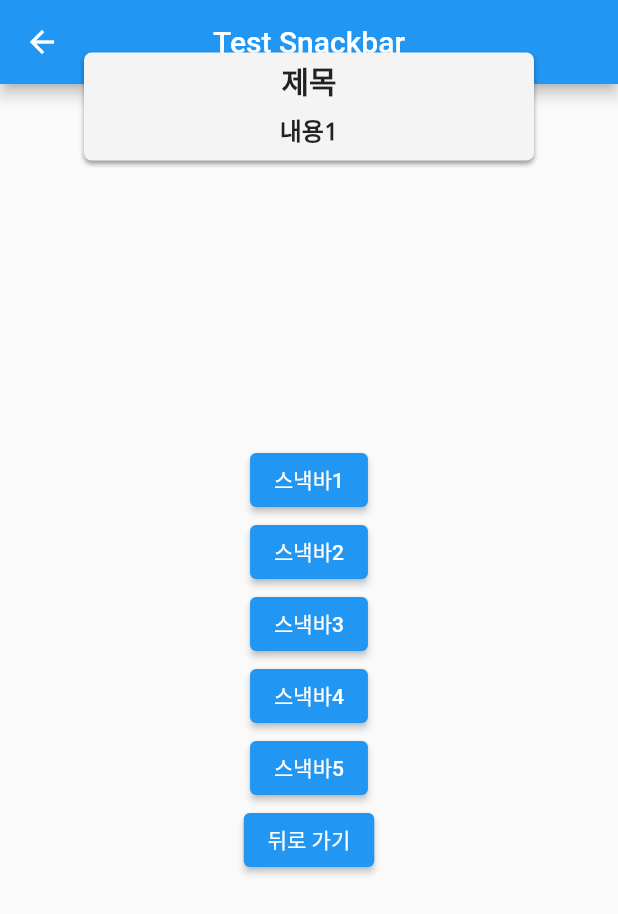
After one commit to pkk1113/flutter_examples, a Flutter app: the TestGetxSnackbar screen opened directly, after a tap on "스낵바1", on a phone screen of 412 x 824 dp. The commit adds this screen. Shown: the top 914 px of the screen. Run offline on Flutter 3.47's test engine with Material 2 defaults, Android fonts, the phone set to English and light mode, and no system bars; our stand-ins replace get.

Commit message:
[add] 단순 구현 메시지

```diff
--- a/lib/main.dart
+++ b/lib/main.dart
@@ -1,6 +1,7 @@
 import 'package:flutter/material.dart';
 import 'package:flutter_application_1/pages/test_appbar.dart';
 import 'package:flutter_application_1/pages/test_fittedbox_page.dart';
+import 'package:flutter_application_1/pages/test_getx_snackbar.dart';
 import 'package:flutter_application_1/pages/test_guide_page.dart';
 import 'package:flutter_application_1/pages/test_keyboard.dart';
 import 'package:flutter_application_1/pages/test_mixin_page.dart';
@@ -25,6 +26,8 @@ class Main extends StatelessWidget {
             _buildButton(TestAppBarPage()),
             _buildButton(TestGuidePage(),
                 binding: BindingsBuilder.put(() => TestGuidePageController())),
+            _buildButton(TestGetxSnackbar(),
+                binding: BindingsBuilder.put(() => TestGetxSnackbarController())),
           ],
         ),
       ),
--- /dev/null
+++ b/lib/pages/test_getx_snackbar.dart
@@ -0,0 +1,157 @@
+import 'package:flutter/material.dart';
+import 'package:get/get.dart';
+
+class TestGetxSnackbarController extends GetxController with SingleGetTickerProviderMixin {
+  static TestGetxSnackbarController get to => Get.find();
+  static const _keeyDurationMilliseconds = 3000;
+  static const _animatedDurationMilliseconds = 300;
+  static const _durationMilliseconds =
+      _keeyDurationMilliseconds + 2 * _animatedDurationMilliseconds;
+  static const Duration _duration = Duration(milliseconds: _durationMilliseconds);
+
+  Animation _animation;
+  AnimationController _animationController;
+
+  RxBool showMessaging = false.obs;
+  RxString title = ''.obs;
+  RxString body = ''.obs;
+  RxDouble animationValue = 0.0.obs;
+  double get opacity => animationValue.value < 0.1
+      ? animationValue.value * 10.0
+      : animationValue.value > 0.9
+          ? (1.0 - animationValue.value) * 10.0
+          : 1.0;
+  double get offsetY => animationValue.value < 0.1
+      ? animationValue.value * 100
+      : animationValue.value > 0.9
+          ? (1.0 - animationValue.value) * 100
+          : 10.0;
+
+  Future<void> showSnackbar(
+    String title,
+    String body,
+  ) async {
+    _animationController.reset();
+    _animationController.forward();
+    showMessaging.value = true;
+    this.title.value = title;
+    this.body.value = body;
+  }
+
+  @override
+  void onInit() {
+    _animationController = AnimationController(vsync: this, duration: _duration);
+    _animation = Tween<double>(begin: 0.0, end: 1.0).animate(_animationController)
+      ..addListener(() {
+        animationValue.value = _animation.value;
+      });
+    super.onInit();
+  }
+
+  @override
+  void onClose() {
+    _animationController.dispose();
+    super.onClose();
+  }
+}
+
+class TestGetxSnackbar extends GetView<TestGetxSnackbarController> {
+  @override
+  Widget build(BuildContext context) {
+    return Stack(
+      children: [
+        Scaffold(
+          appBar: AppBar(title: Text('Test Snackbar'), centerTitle: true),
+          body: Container(
+            child: Center(
+              child: FittedBox(
+                child: Column(
+                  children: [
+                    ElevatedButton(
+                        onPressed: () => controller.showSnackbar('제목', '내용1'), child: Text('스낵바1')),
+                    ElevatedButton(
+                        onPressed: () => controller.showSnackbar('제목', '내용2\n내용2'),
+                        child: Text('스낵바2')),
+                    ElevatedButton(
+                        onPressed: () => controller.showSnackbar('제목', '내용3\n내용3\n내용3'),
+                        child: Text('스낵바3')),
+                    ElevatedButton(
+                        onPressed: () => controller.showSnackbar('제목', '내용4\n내용4\n내용4\n내용4'),
+                        child: Text('스낵바4')),
+                    ElevatedButton(
+                        onPressed: () => controller.showSnackbar('제목', '내용5\n내용5\n내용5\n내용5\n내용5'),
+                        child: Text('스낵바5')),
+                    ElevatedButton(onPressed: back, child: Text('뒤로 가기')),
+                  ],
+                ),
+              ),
+            ),
+          ),
+        ),
+        Obx(() => controller.showMessaging.value
+            ? Row(
+                children: [
+                  Spacer(),
+                  Obx(() => Opacity(
+                        opacity: controller.opacity,
+                        child: Transform.translate(
+                          offset: Offset(0, controller.offsetY),
+                          child: Draggable(
+                            axis: Axis.vertical,
+                            feedback: _buildSnackbar(),
+                            child: GestureDetector(
+                                onTap: () => print('hello~'), child: _buildSnackbar()),
+                            onDragStarted: () => controller.showMessaging.value = false,
+                          ),
+                        ),
+                      )),
+                  Spacer(),
+                ],
+              )
+            : SizedBox()),
+      ],
+    );
+  }
+
+  Container _buildSnackbar() {
+    return Container(
+      decoration: BoxDecoration(
+          borderRadius: BorderRadius.circular(5.0),
+          color: Color(0xffF4F4F4),
+          boxShadow: [BoxShadow(color: Colors.black38, blurRadius: 2.0, offset: Offset(0, 2))]),
+      margin: EdgeInsets.only(top: 25.0),
+      padding: EdgeInsets.symmetric(vertical: 10.0, horizontal: 15.0),
+      width: 300.0,
+      child: FittedBox(
+        fit: BoxFit.scaleDown,
+        child: Column(
+          children: [
+            Obx(() => Text(
+                  controller.title.value,
+                  style: TextStyle(
+                    color: Colors.black87,
+                    fontSize: 20.0,
+                    height: 22.0 / 20.0,
+                    decoration: TextDecoration.none,
+                  ),
+                )),
+            SizedBox(height: 10.0),
+            Obx(() => Text(
+                  controller.body.value,
+                  style: TextStyle(
+                    color: Colors.black87,
+                    fontSize: 16.0,
+                    height: 20.0 / 16.0,
+                    decoration: TextDecoration.none,
+                  ),
+                )),
+          ],
+        ),
+      ),
+    );
+  }
+
+  void back() {
+    Get.back();
+  }
+}
```
